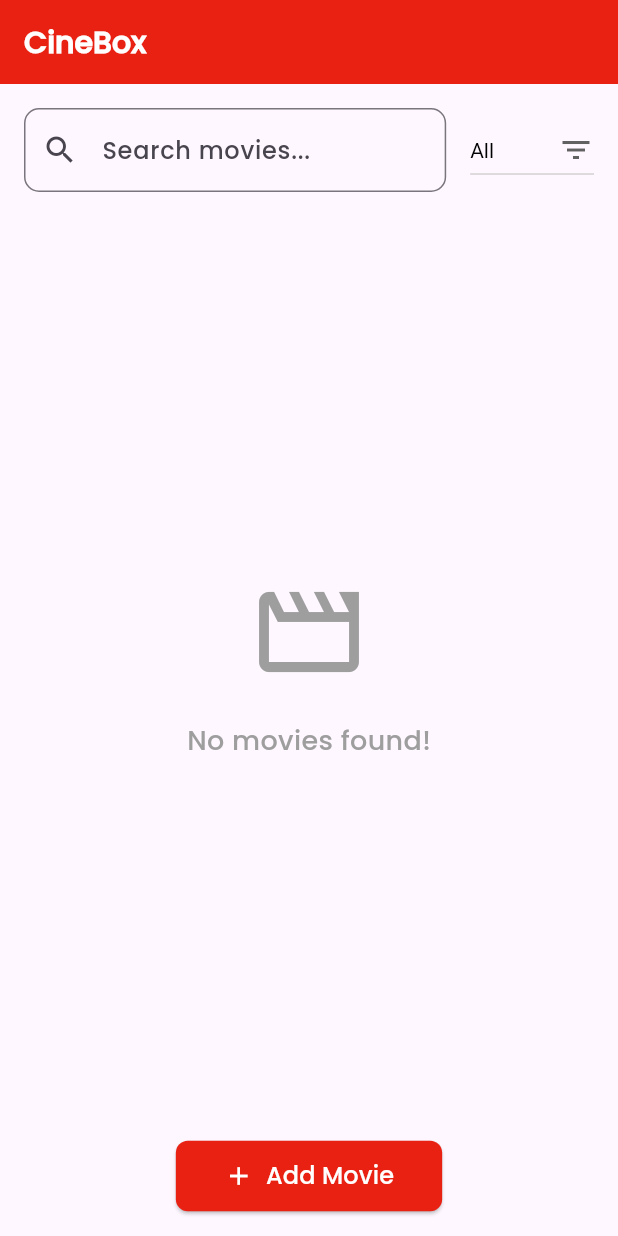
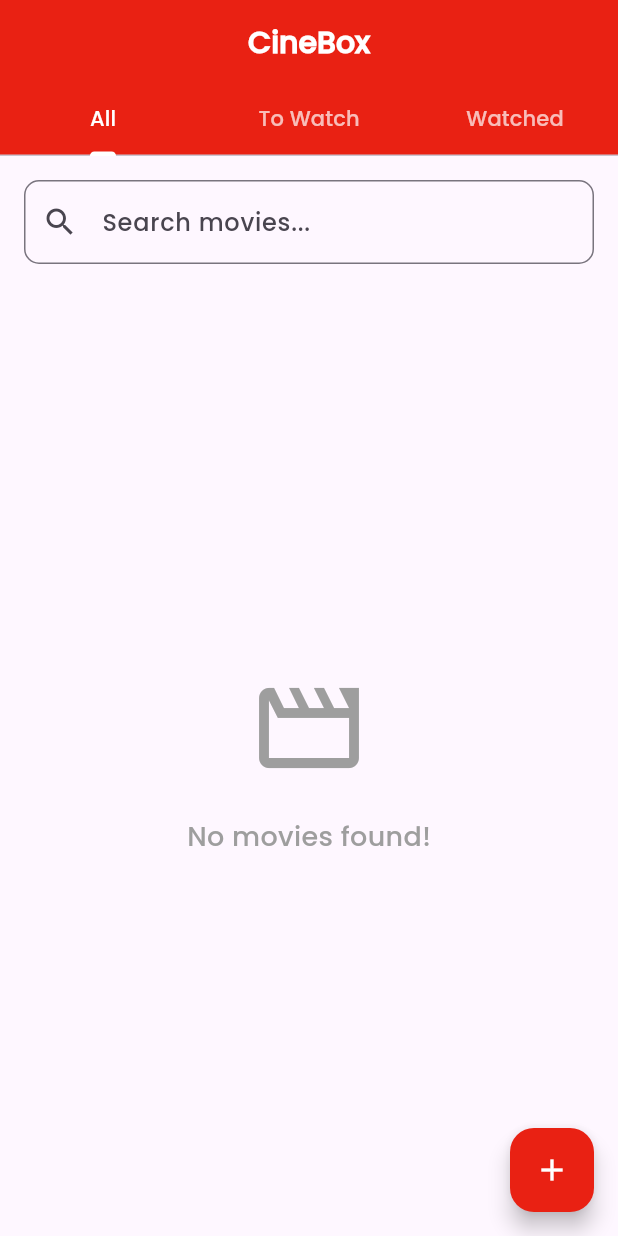
Before and after one commit to gewooo/cineboxv1, a Flutter app: the screen it shows after launch, on a phone screen of 412 x 824 dp. Run offline on Flutter 3.47's test engine with Material 3 defaults, Android fonts, the phone set to English and light mode, and no system bars; our stand-ins replace sqflite; accounts and stored records are empty.

Commit message:
Update home_screen.dart

```diff
--- a/lib/screens/home_screen.dart
+++ b/lib/screens/home_screen.dart
@@ -26,14 +26,6 @@ class _HomeScreenState extends State<HomeScreen> {
       filterMovies(); // Trigger filtering based on the search input
     });
   }
-
-  void updateMovieStatus(MovieDetails movie) {
-  setState(() {
-    // Update the status of the selected movie
-    movie.status = 'Watched';
-  });
-}
-
 
   // Fetch movies from the database
   void getMovies() async {
@@ -64,12 +56,14 @@ void getMovies() async {
     });
   }
 
-  // Filter movies based on search query
+  // Filter movies based on search query and selected tab
   void filterMovies() {
     setState(() {
       filteredMovies = movies
           .where((movie) =>
-              (movie.title.toLowerCase().contains(searchCtrl.text.toLowerCase())) &&
+              (movie.title
+                  .toLowerCase()
+                  .contains(searchCtrl.text.toLowerCase())) &&
               (selectedStatus == 'All' || movie.status == selectedStatus))
           .toList();
     });
@@ -96,14 +90,13 @@ void filterMovies() {
 
   @override
   Widget build(BuildContext context) {
-    return Scaffold(
+    return DefaultTabController(
+      length: 3, // Number of tabs
+      child: Scaffold(
         appBar: AppBar(
           backgroundColor: const Color.fromARGB(255, 233, 33, 19),
           elevation: 0,
-        title: Row(
-          mainAxisAlignment: MainAxisAlignment.spaceBetween,
-          children: [
-            const Text(
+          title: const Text(
             'CineBox',
             style: TextStyle(
               fontFamily: 'Poppins',
@@ -112,16 +105,39 @@ void filterMovies() {
               color: Colors.white,
             ),
           ),
+          centerTitle: true,
+          bottom: TabBar(
+            onTap: (index) {
+              setState(() {
+                switch (index) {
+                  case 0:
+                    selectedStatus = 'All';
+                    break;
+                  case 1:
+                    selectedStatus = 'To Watch';
+                    break;
+                  case 2:
+                    selectedStatus = 'Watched';
+                    break;
+                }
+                filterMovies(); // Update filtered movies on tab change
+              });
+            },
+            tabs: const [
+              Tab(text: 'All'),
+              Tab(text: 'To Watch'),
+              Tab(text: 'Watched'),
             ],
+            indicatorColor: Colors.white,
+            labelColor: Colors.white, // Text color for the selected tab
+            unselectedLabelColor:
+                Colors.white70, // Text color for unselected tabs
           ),
         ),
         body: Column(
           children: [
             Padding(
               padding: const EdgeInsets.all(16.0),
-            child: Row(
-              children: [
-                Expanded(
               child: TextField(
                 controller: searchCtrl,
                 decoration: InputDecoration(
@@ -133,42 +149,19 @@ void filterMovies() {
                 ),
               ),
             ),
-                const SizedBox(width: 16),
-                DropdownButton<String>(
-                  value: selectedStatus,
-                  icon: const Icon(Icons.filter_list),
-                  iconSize: 24,
-                  style: const TextStyle(color: Colors.black),
-                  onChanged: (String? newValue) {
-                    setState(() {
-                      selectedStatus = newValue;
-                      filterMovies(); // Trigger filtering when status is changed
-                    });
-                  },
-                  items: <String>['All', 'To Watch', 'Watched']
-                      .map<DropdownMenuItem<String>>((String value) {
-                    return DropdownMenuItem<String>(
-                      value: value,
-                      child: Text(value),
-                    );
-                  }).toList(),
-                ),
-              ],
-            ),
-          ),
             Expanded(
               child: filteredMovies.isEmpty
                   ? Center(
                       child: Column(
                         mainAxisAlignment: MainAxisAlignment.center,
-                      children: [
-                        const Icon(
+                        children: const [
+                          Icon(
                             Icons.movie_creation_outlined,
                             size: 80,
                             color: Colors.grey,
                           ),
-                        const SizedBox(height: 20),
-                        const Text(
+                          SizedBox(height: 20),
+                          Text(
                             'No movies found!',
                             style: TextStyle(
                               fontFamily: 'Poppins',
@@ -183,8 +176,7 @@ void filterMovies() {
                       gridDelegate:
                           const SliverGridDelegateWithMaxCrossAxisExtent(
                         maxCrossAxisExtent: 300,
-                      childAspectRatio: 3/2,
-                      // crossAxisSpacing: 10,
+                        childAspectRatio: 3 / 2,
                       ),
                       itemCount: filteredMovies.length,
                       itemBuilder: (context, index) {
@@ -194,7 +186,8 @@ void filterMovies() {
                           child: GridTile(
                             child: GestureDetector(
                               onTap: () => viewDetails(movie, context),
-                            child: movie.imageUrl == null || movie.imageUrl!.isEmpty
+                              child: movie.imageUrl == null ||
+                                      movie.imageUrl!.isEmpty
                                   ? Image.asset(
                                       'assets/images/default.png',
                                       fit: BoxFit.cover,
@@ -205,7 +198,8 @@ void filterMovies() {
                                     ),
                             ),
                             footer: Container(
-                            padding: const EdgeInsets.symmetric(horizontal: 8.0, vertical: 4.0),
+                              padding: const EdgeInsets.symmetric(
+                                  horizontal: 8.0, vertical: 4.0),
                               decoration: BoxDecoration(
                                 color: const Color.fromARGB(123, 0, 0, 0),
                                 borderRadius: const BorderRadius.only(
@@ -214,27 +208,28 @@ void filterMovies() {
                                 ),
                               ),
                               child: Row(
-                              mainAxisAlignment: MainAxisAlignment.spaceBetween,
+                                mainAxisAlignment:
+                                    MainAxisAlignment.spaceBetween,
                                 children: [
                                   Expanded(
                                     flex: 2,
                                     child: Text(
                                       movie.title,
-                                    overflow: TextOverflow.ellipsis, // Ensure the text doesn't overflow
-                                    maxLines: 1, // Limit to one line
-                                    style: const TextStyle(
+                                      overflow: TextOverflow.ellipsis,
+                                      maxLines: 1,
+                                      style: TextStyle(
                                         color: Colors.white,
                                         fontWeight: FontWeight.bold,
                                         fontSize: 14,
                                       ),
                                     ),
                                   ),
-                                const SizedBox(width: 8), // Add spacing between title and status
+                                  SizedBox(width: 8),
                                   Expanded(
                                     flex: 1,
                                     child: Text(
                                       movie.status,
-                                    textAlign: TextAlign.right, // Align the status to the right
+                                      textAlign: TextAlign.right,
                                       style: TextStyle(
                                         color: movie.status == 'Watched'
                                             ? Colors.greenAccent
@@ -252,9 +247,10 @@ void filterMovies() {
                       },
                     ),
             ),
-          Padding(
-            padding: const EdgeInsets.all(16.0),
-            child: ElevatedButton(
+          ],
+        ),
+        floatingActionButton: FloatingActionButton(
+          backgroundColor: const Color.fromARGB(255, 233, 33, 19),
           onPressed: () {
             Navigator.push(
               context,
@@ -263,37 +259,8 @@ void filterMovies() {
               ),
             );
           },
-              style: ElevatedButton.styleFrom(
-                    backgroundColor: Color.fromARGB(255, 233, 33, 19),
-                    shape: RoundedRectangleBorder(
-                      borderRadius: BorderRadius.circular(8),
+          child: Icon(Icons.add, color: Colors.white),
         ),
-                    padding: EdgeInsets.symmetric(
-                      horizontal: 32,
-                      vertical: 12,
-                    ),
-                  ),
-              child: const Row(
-                mainAxisSize: MainAxisSize.min,
-                children: [
-                  Icon(
-                    Icons.add,
-                    color: Colors.white,
-                    size: 20,
-                  ),
-                  SizedBox(width: 8),
-                  Text(
-                    'Add Movie',
-                    style: TextStyle(
-                        color: Colors.white,
-                        fontSize: 16,
-                        fontFamily: 'Poppins'),
-                  ),
-                ],
-              ),
-            ),
-          ),
-        ],
       ),
     );
   }
```
Lines whose indentation alone changed are shown as unchanged.
